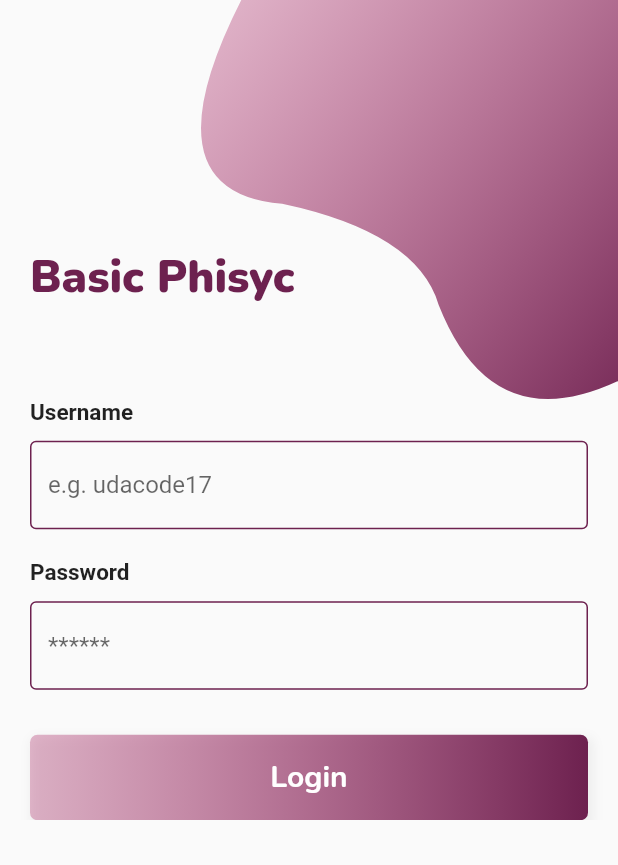
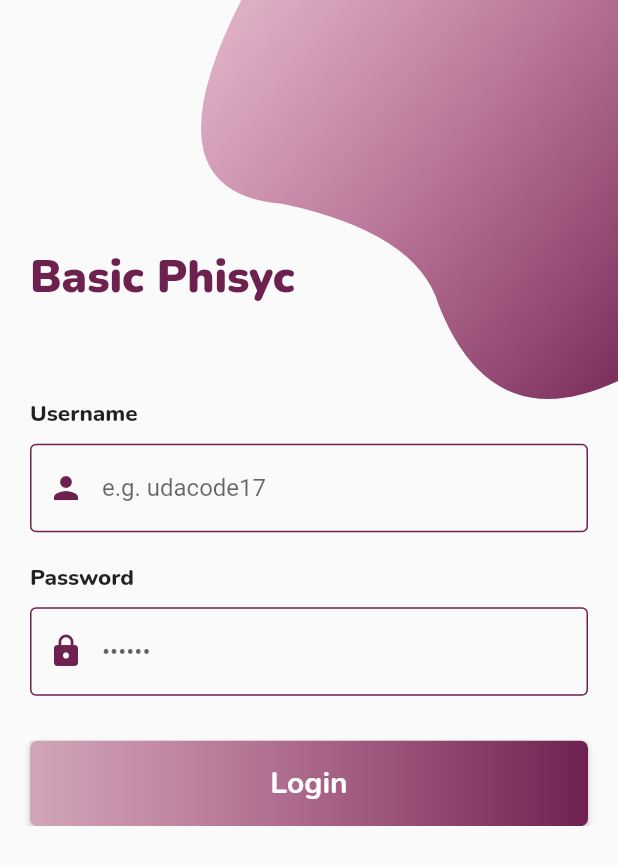
Before and after one commit to Naandalist/basic-phisyc, a Flutter app: the screen it shows after launch, on a phone screen of 412 x 824 dp. Shown: the top 865 px of the screen. Run offline on Flutter 3.47's test engine with Material 2 defaults, Android fonts, the phone set to English and light mode, and no system bars; our stand-ins replace fluttertoast; missing offline and left inert: giffy_dialog.

```diff
--- a/lib/src/screens/login_screen.dart
+++ b/lib/src/screens/login_screen.dart
@@ -1,5 +1,8 @@
 import 'package:flutter/material.dart';
 import 'package:basicPhisyc/src/helpers/bezier_container.dart';
+import 'package:fluttertoast/fluttertoast.dart';
+import 'package:giffy_dialog/giffy_dialog.dart';
+import 'package:basicPhisyc/src/helpers/error_messages.dart';
 
 class LoginScreen extends StatefulWidget {
   LoginScreen({Key key, this.title}) : super(key: key);
@@ -11,23 +14,77 @@ class LoginScreen extends StatefulWidget {
 }
 
 class _LoginScreenState extends State<LoginScreen> {
-  Widget _entryField(String title, String hint, {bool isPassword = false}) {
+  TextEditingController _usernameController = TextEditingController();
+  TextEditingController _passwordController = TextEditingController();
+
+  Widget _entryUsernameField() {
     return Container(
       margin: EdgeInsets.symmetric(vertical: 10),
       child: Column(
         crossAxisAlignment: CrossAxisAlignment.start,
         children: <Widget>[
           Text(
-            title,
-            style: TextStyle(fontWeight: FontWeight.bold, fontSize: 15),
+            'Username',
+            style: TextStyle(
+              fontWeight: FontWeight.w800,
+              fontSize: 15,
+              fontFamily: "Nunito",
+            ),
           ),
           SizedBox(
             height: 10,
           ),
           TextField(
-              obscureText: isPassword,
+              controller: _usernameController,
+              obscureText: false,
               decoration: InputDecoration(
-                  hintText: hint,
+                  hintText: 'e.g. udacode17',
+                  prefixIcon: Icon(
+                    Icons.person,
+                    color: Color(0xff6D214F),
+                  ),
+                  focusedBorder: OutlineInputBorder(
+                    borderSide:
+                        BorderSide(color: Color(0xff6D214F), width: 2.0),
+                  ),
+                  enabledBorder: OutlineInputBorder(
+                    borderSide:
+                        BorderSide(color: Color(0xff6D214F), width: 1.0),
+                  ),
+                  border: OutlineInputBorder(),
+                  fillColor: Color(0xFFFFFF),
+                  filled: true))
+        ],
+      ),
+    );
+  }
+
+  Widget _entryPasswordField() {
+    return Container(
+      margin: EdgeInsets.symmetric(vertical: 10),
+      child: Column(
+        crossAxisAlignment: CrossAxisAlignment.start,
+        children: <Widget>[
+          Text(
+            'Password',
+            style: TextStyle(
+              fontWeight: FontWeight.w800,
+              fontSize: 15,
+              fontFamily: "Nunito",
+            ),
+          ),
+          SizedBox(
+            height: 10,
+          ),
+          TextField(
+              controller: _passwordController,
+              obscureText: true,
+              decoration: InputDecoration(
+                  hintText: '••••••',
+                  prefixIcon: Icon(
+                    Icons.lock,
+                    color: Color(0xff6D214F),
+                  ),
                   focusedBorder: OutlineInputBorder(
                     borderSide:
                         BorderSide(color: Color(0xff6D214F), width: 2.0),
@@ -45,36 +102,36 @@ class _LoginScreenState extends State<LoginScreen> {
   }
 
   Widget _submitButton() {
-    return Container(
+    return RaisedButton(
+      onPressed: () => _validateLogin(),
+      textColor: Colors.white,
+      padding: EdgeInsets.all(0.0),
+      child: Container(
+        alignment: Alignment.center,
         width: MediaQuery.of(context).size.width,
-      padding: EdgeInsets.symmetric(vertical: 15),
-      alignment: Alignment.center,
+        padding: EdgeInsets.all(15.0),
         decoration: BoxDecoration(
           borderRadius: BorderRadius.all(Radius.circular(5)),
-          boxShadow: <BoxShadow>[
-            BoxShadow(
-                color: Colors.grey.shade200,
-                offset: Offset(2, 4),
-                blurRadius: 5,
-                spreadRadius: 2)
+          gradient: LinearGradient(
+            colors: <Color>[
+              Color(0x59B33771),
+              Color(0xff6D214F),
             ],
-          gradient: LinearGradient(
-              begin: Alignment.centerLeft,
-              end: Alignment.centerRight,
-              colors: [Color(0x59B33771), Color(0xff6D214F)])),
-      child: Text(
-        'Login',
+          ),
+        ),
+        child: Text('Login',
             style: TextStyle(
               fontSize: 20,
-            color: Colors.white,
               fontFamily: "Nunito",
-            fontWeight: FontWeight.bold),
+              fontWeight: FontWeight.bold,
+            )),
       ),
     );
   }
 
   Widget _title() {
-    return Align(
+    return Container(
+        child: Align(
             alignment: Alignment.centerLeft,
             child: Text("Basic Phisyc",
                 textScaleFactor: 1.5,
@@ -82,15 +139,12 @@ class _LoginScreenState extends State<LoginScreen> {
                     fontFamily: "Nunito",
                     fontWeight: FontWeight.w900,
                     fontSize: 20,
-                color: Color(0xff6D214F))));
+                    color: Color(0xff6D214F)))));
   }
 
   Widget _emailPasswordWidget() {
     return Column(
-      children: <Widget>[
-        _entryField("Username", 'e.g. udacode17'),
-        _entryField("Password", '******', isPassword: true),
-      ],
+      children: <Widget>[_entryUsernameField(), _entryPasswordField()],
     );
   }
 
@@ -119,6 +173,7 @@ class _LoginScreenState extends State<LoginScreen> {
                   SizedBox(height: 50),
                   _emailPasswordWidget(),
                   SizedBox(height: 20),
+                  // _submitButton(),
                   _submitButton(),
                 ],
               ),
@@ -128,4 +183,58 @@ class _LoginScreenState extends State<LoginScreen> {
       ),
     ));
   }
+
+  void _validateLogin() {
+    if (_usernameController.text.isEmpty && _usernameController.text.isEmpty) {
+      ErrorMessage.flash("Username & Password field can't empty");
+    } else if (_usernameController.text.isEmpty) {
+      ErrorMessage.flash("Username field can't empty");
+    } else if (_passwordController.text.isEmpty) {
+      ErrorMessage.flash("Password field can't empty");
+    } else if (_passwordController.text.length < 6) {
+      ErrorMessage.flash("Password field can't less than 6 digits");
+    } else {
+      print('Ready to login');
+      // _errorGiffyMessage('Login Failed', 'Invalid Username or Password.')
+
     }
+  }
+
+  // void _errorFlashMessage(message) {
+  //   Fluttertoast.showToast(
+  //       msg: message,
+  //       toastLength: Toast.LENGTH_SHORT,
+  //       gravity: ToastGravity.BOTTOM,
+  //       backgroundColor: Color(0xffeb3b5a),
+  //       textColor: Colors.white,
+  //       fontSize: 16.0);
+  // }
+
+  void _errorGiffyMessage(title, desc) {
+    showDialog(
+        context: context,
+        builder: (_) => AssetGiffyDialog(
+              // key: keys[5],
+              image: Image.asset(
+                'assets/animate/animation_500_error.gif',
+                fit: BoxFit.cover,
+              ),
+              title: Text(
+                title,
+                textAlign: TextAlign.center,
+                style: TextStyle(fontSize: 22.0, fontWeight: FontWeight.w600),
+              ),
+              entryAnimation: EntryAnimation.BOTTOM_RIGHT,
+              description: Text(
+                desc,
+                textAlign: TextAlign.center,
+                style: TextStyle(),
+              ),
+              onlyOkButton: true,
+              buttonOkColor: Color(0xff6D214F),
+              onOkButtonPressed: () {
+                Navigator.of(context).pop();
+              },
+            ));
+  }
+}
```
Also changed, not shown: lib/src/helpers/error_messages.dart (added, +15 -0 lines). Lines whose indentation alone changed are shown as unchanged.
